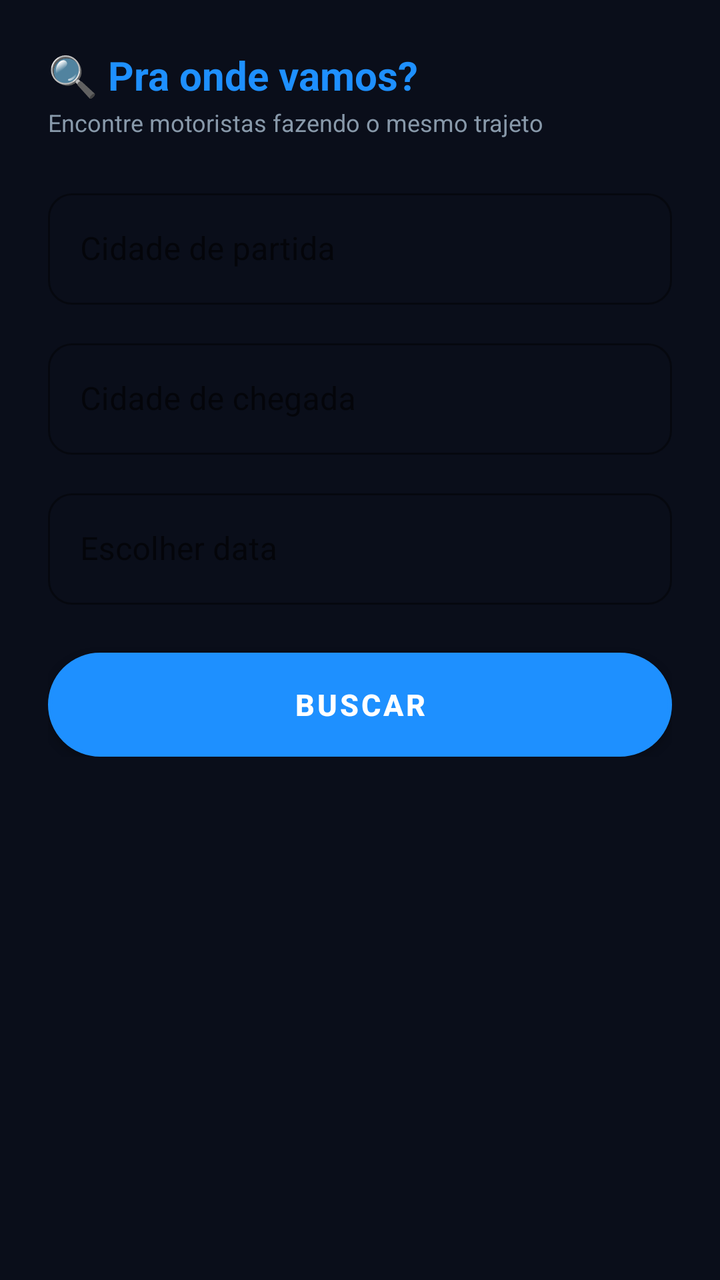
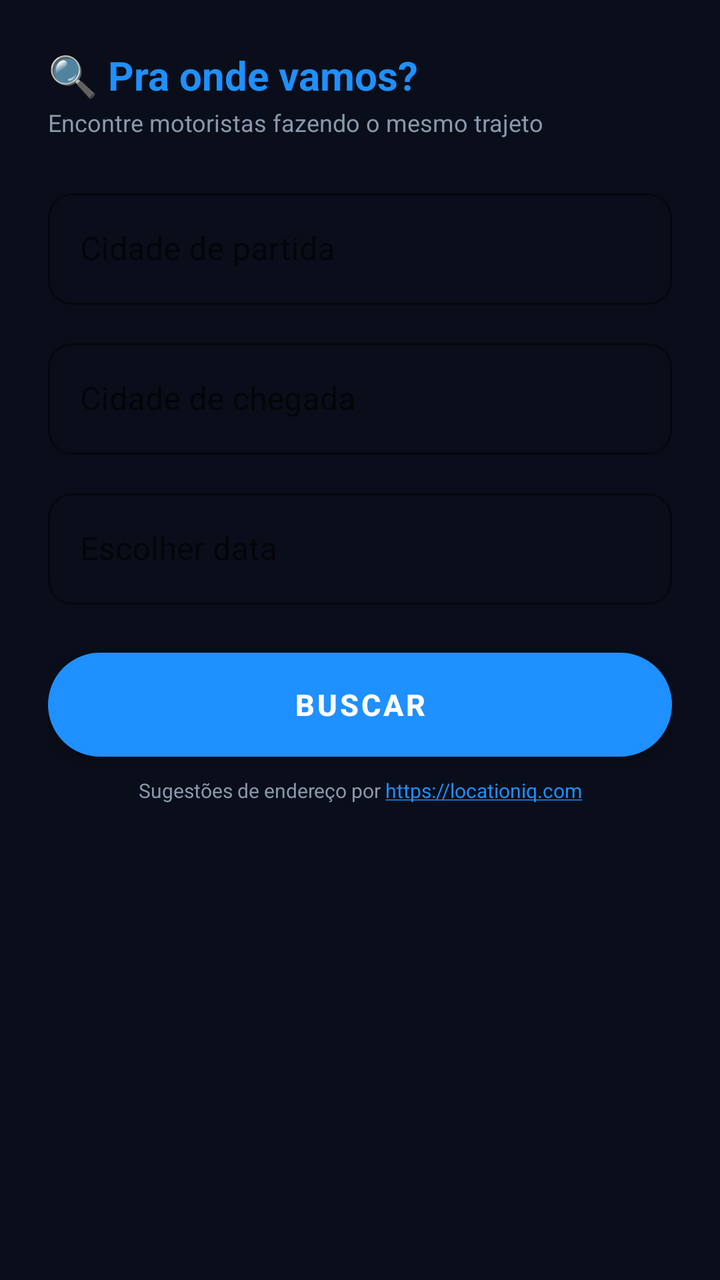

Screens rendered from an Android XML layout before and after an edit, with the pre-edit source and the edit as a unified diff.
<!-- AndroidManifest.xml: application theme Theme.Caronas -->
<!-- res/layout/dialog_buscar_carona.xml -->
<?xml version="1.0" encoding="utf-8"?>
<ScrollView xmlns:android="http://schemas.android.com/apk/res/android"
    xmlns:app="http://schemas.android.com/apk/res-auto"
    android:layout_width="match_parent"
    android:layout_height="wrap_content">

    <LinearLayout
        android:layout_width="match_parent"
        android:layout_height="wrap_content"
        android:orientation="vertical"
        android:padding="24dp">

        <TextView
            android:layout_width="match_parent"
            android:layout_height="wrap_content"
            android:text="@string/procurar_titulo"
            android:textColor="@color/azul_neon"
            android:textSize="20sp"
            android:textStyle="bold" />

        <TextView
            android:layout_width="match_parent"
            android:layout_height="wrap_content"
            android:text="@string/procurar_subtitulo"
            android:textColor="#8899AA"
            android:textSize="12sp"
            android:layout_marginTop="2dp"
            android:layout_marginBottom="22dp" />

        <com.google.android.material.textfield.TextInputLayout
            style="@style/Widget.MaterialComponents.TextInputLayout.OutlinedBox"
            android:layout_width="match_parent"
            android:layout_height="wrap_content"
            app:boxCornerRadiusTopStart="12dp"
            app:boxCornerRadiusTopEnd="12dp"
            app:boxCornerRadiusBottomStart="12dp"
            app:boxCornerRadiusBottomEnd="12dp"
            app:boxStrokeColor="@color/azul_neon"
            app:hintTextColor="@color/azul_neon"
            app:prefixText="🚩  "
            android:hint="@string/procurar_hint_origem">

            <com.google.android.material.textfield.TextInputEditText
                android:id="@+id/etOrigemBusca"
                android:layout_width="match_parent"
                android:layout_height="wrap_content"
                android:inputType="textCapWords"
                android:maxLines="1" />

        </com.google.android.material.textfield.TextInputLayout>

        <com.google.android.material.textfield.TextInputLayout
            style="@style/Widget.MaterialComponents.TextInputLayout.OutlinedBox"
            android:layout_width="match_parent"
            android:layout_height="wrap_content"
            android:layout_marginTop="14dp"
            app:boxCornerRadiusTopStart="12dp"
            app:boxCornerRadiusTopEnd="12dp"
            app:boxCornerRadiusBottomStart="12dp"
            app:boxCornerRadiusBottomEnd="12dp"
            app:boxStrokeColor="@color/azul_neon"
            app:hintTextColor="@color/azul_neon"
            app:prefixText="🏁  "
            android:hint="@string/procurar_hint_destino">

            <com.google.android.material.textfield.TextInputEditText
                android:id="@+id/etDestinoBusca"
                android:layout_width="match_parent"
                android:layout_height="wrap_content"
                android:inputType="textCapWords"
                android:maxLines="1" />

        </com.google.android.material.textfield.TextInputLayout>

        <com.google.android.material.textfield.TextInputLayout
            style="@style/Widget.MaterialComponents.TextInputLayout.OutlinedBox"
            android:layout_width="match_parent"
            android:layout_height="wrap_content"
            android:layout_marginTop="14dp"
            app:boxCornerRadiusTopStart="12dp"
            app:boxCornerRadiusTopEnd="12dp"
            app:boxCornerRadiusBottomStart="12dp"
            app:boxCornerRadiusBottomEnd="12dp"
            app:boxStrokeColor="@color/azul_neon"
            app:hintTextColor="@color/azul_neon"
            app:prefixText="📅  "
            android:hint="@string/procurar_escolher_data">

            <com.google.android.material.textfield.TextInputEditText
                android:id="@+id/etDataBusca"
                android:layout_width="match_parent"
                android:layout_height="wrap_content"
                android:focusable="false"
                android:cursorVisible="false"
                android:maxLines="1" />

        </com.google.android.material.textfield.TextInputLayout>

        <Button
            android:id="@+id/btnBuscarDialog"
            android:layout_width="match_parent"
            android:layout_height="52dp"
            android:layout_marginTop="24dp"
            android:text="@string/procurar_botao_buscar"
            android:textColor="#FFFFFF"
            android:textStyle="bold"
            android:textSize="15sp"
            android:background="@drawable/botao_azul_neon" />

    </LinearLayout>
</ScrollView>
<!-- resources referenced by this layout -->
<resources>
  <color name="azul_neon">#1E90FF</color>
  <!-- drawable botao_azul_neon (drawable) -->
  <?xml version="1.0" encoding="utf-8"?>
  <shape xmlns:android="http://schemas.android.com/apk/res/android">
      <solid android:color="#1E90FF" />
      <corners android:radius="25dp" />
      <stroke android:width="2dp" android:color="#66C7FF" />
      <padding android:left="16dp" android:right="16dp" android:top="12dp" android:bottom="12dp" />
  </shape>
  <string name="procurar_botao_buscar">Buscar</string>
  <string name="procurar_escolher_data">Escolher data</string>
  <string name="procurar_hint_destino">Cidade de chegada</string>
  <string name="procurar_hint_origem">Cidade de partida</string>
  <string name="procurar_subtitulo">Encontre motoristas fazendo o mesmo trajeto</string>
  <string name="procurar_titulo">🔍 Pra onde vamos?</string>
  <style name="Theme.Caronas" parent="Theme.MaterialComponents.DayNight.NoActionBar">
          <item name="colorPrimary">@color/azul_neon</item>
          <item name="colorPrimaryVariant">@color/azul_neon_escuro</item>
          <item name="colorOnPrimary">@color/white</item>
          <item name="colorSecondary">@color/azul_neon</item>
          <item name="colorSecondaryVariant">@color/azul_neon_escuro</item>
          <item name="colorOnSecondary">@color/white</item>
          <item name="android:statusBarColor">@color/fundo_escuro</item>
          <item name="android:windowBackground">@color/fundo_escuro</item>
      </style>
  <color name="azul_neon_escuro">#0D47A1</color>
  <color name="white">#FFFFFFFF</color>
  <color name="fundo_escuro">#0A0E1A</color>
</resources>

<!-- the commit's change to res/layout/dialog_buscar_carona.xml (unified diff, before → after) -->
@@ -107,5 +107,15 @@
             android:textSize="15sp"
             android:background="@drawable/botao_azul_neon" />
 
+        <TextView
+            android:layout_width="match_parent"
+            android:layout_height="wrap_content"
+            android:text="@string/autocomplete_atribuicao"
+            android:textColor="#8899AA"
+            android:textSize="10sp"
+            android:gravity="center"
+            android:autoLink="web"
+            android:layout_marginTop="10dp" />
+
     </LinearLayout>
 </ScrollView>
<!-- resource entries referenced after the edit -->
@@ -9,6 +9,7 @@
       <stroke android:width="2dp" android:color="#66C7FF" />
       <padding android:left="16dp" android:right="16dp" android:top="12dp" android:bottom="12dp" />
   </shape>
+  <string name="autocomplete_atribuicao">Sugestões de endereço por https://locationiq.com</string>
   <string name="procurar_botao_buscar">Buscar</string>
   <string name="procurar_escolher_data">Escolher data</string>
   <string name="procurar_hint_destino">Cidade de chegada</string>
